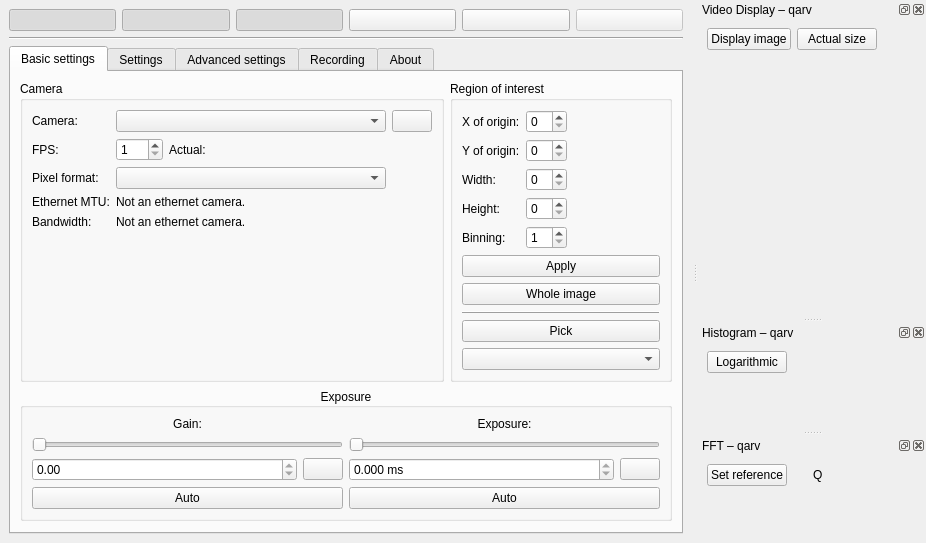
Qt form src/mainwindow.ui (AD-Vega/qarv) before a commit.
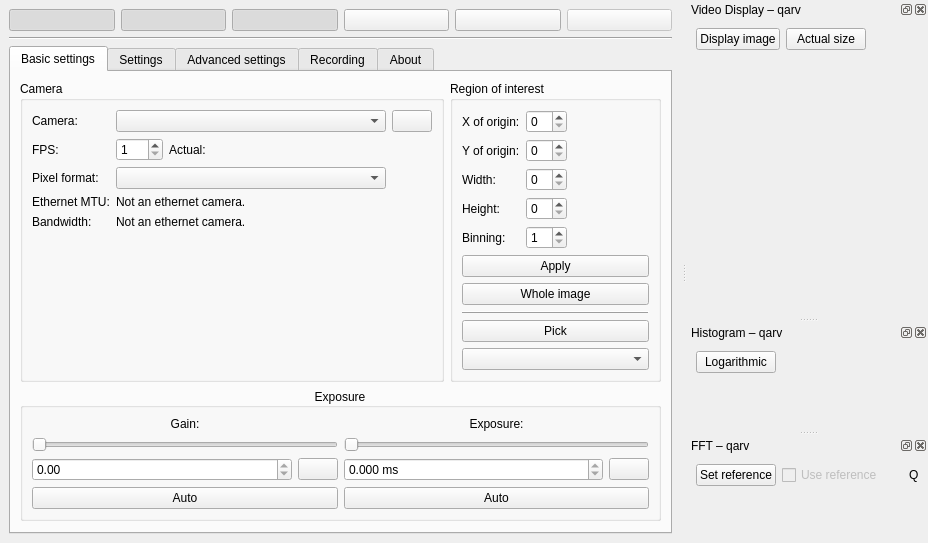
The same form after that commit. Icons and pictures are not drawn. Custom widgets are drawn as their Qt base class.

Commit message: Checkbox for using the reference spectrum.

The edit to the form file:
```diff
--- a/src/mainwindow.ui
+++ b/src/mainwindow.ui
@@ -6,7 +6,7 @@
    <rect>
     <x>0</x>
     <y>0</y>
-    <width>926</width>
+    <width>928</width>
     <height>534</height>
    </rect>
   </property>
@@ -1216,6 +1216,19 @@
          </property>
         </widget>
        </item>
+       <item>
+        <widget class="QCheckBox" name="useReference">
+         <property name="enabled">
+          <bool>false</bool>
+         </property>
+         <property name="text">
+          <string>Use reference</string>
+         </property>
+         <property name="tristate">
+          <bool>true</bool>
+         </property>
+        </widget>
+       </item>
        <item>
         <spacer name="horizontalSpacer">
          <property name="orientation">
```
The commit also changes 6 other files.
